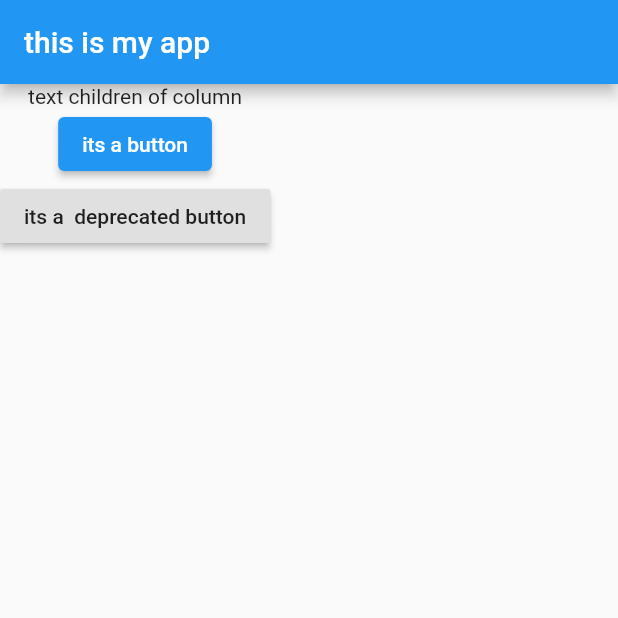
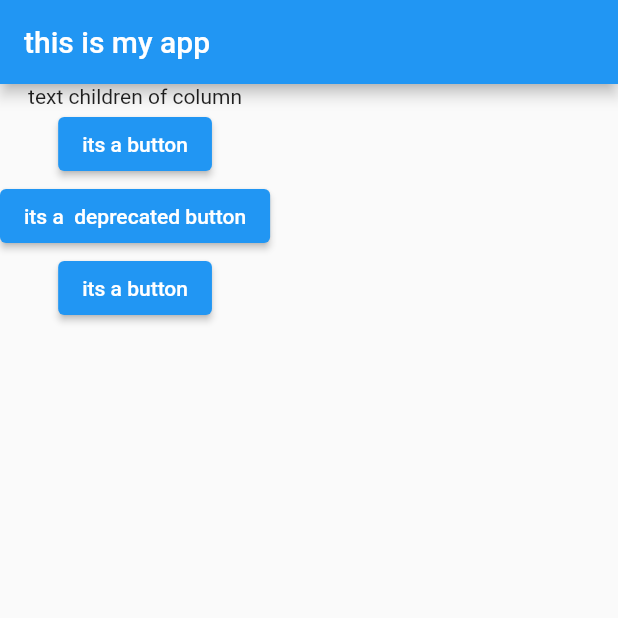
Before and after one commit to barbodnavabi/flutter-and-dart-start, a Flutter app: the screen it shows after launch, on a phone screen of 412 x 824 dp, the top half of it. Run offline on Flutter 3.47's test engine with Material 2 defaults, Android fonts, the phone set to English and light mode, and no system bars.

Commit message:
using buttons with three different methods

```diff
--- a/first_app/lib/main.dart
+++ b/first_app/lib/main.dart
@@ -22,9 +22,15 @@ class MyApp extends StatelessWidget {
               onPressed: Hello,
               child: Text('its a button'),
             ),
-            RaisedButton(
-              onPressed: Hello,
+            ElevatedButton(
+              onPressed: () => print('its a arrow function'),
               child: Text('its a  deprecated button'),
+            ),
+            ElevatedButton(
+              onPressed: () {
+                print('ananymos function');
+              },
+              child: Text('its a button'),
             ),
           ],
         ),
```
